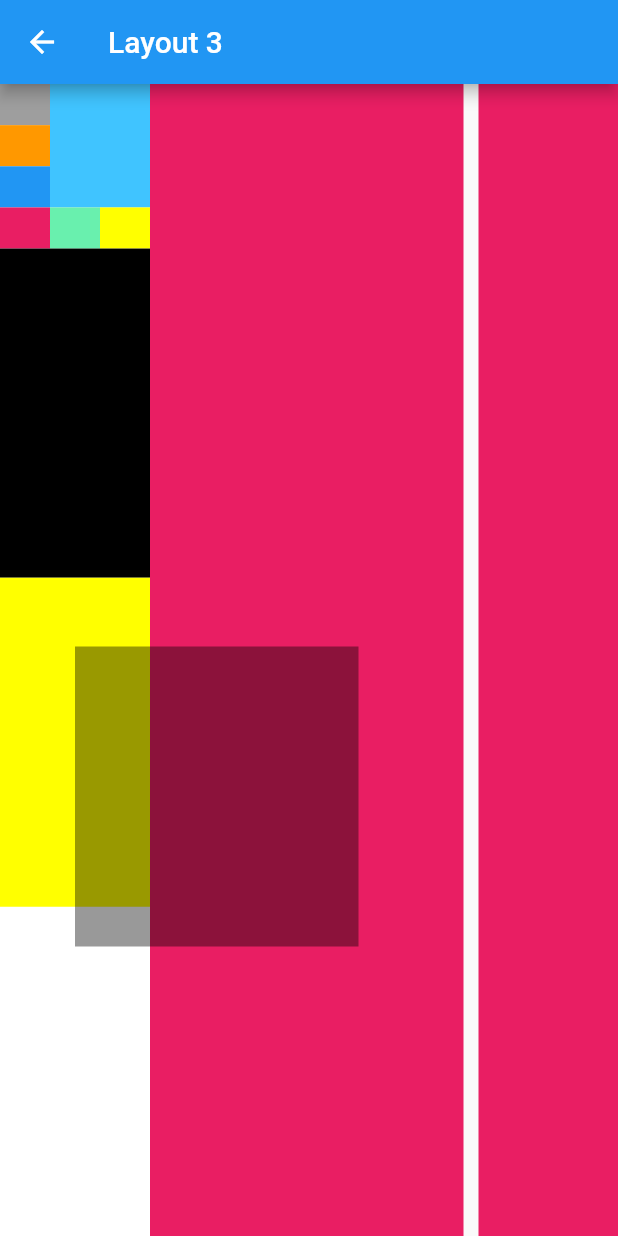
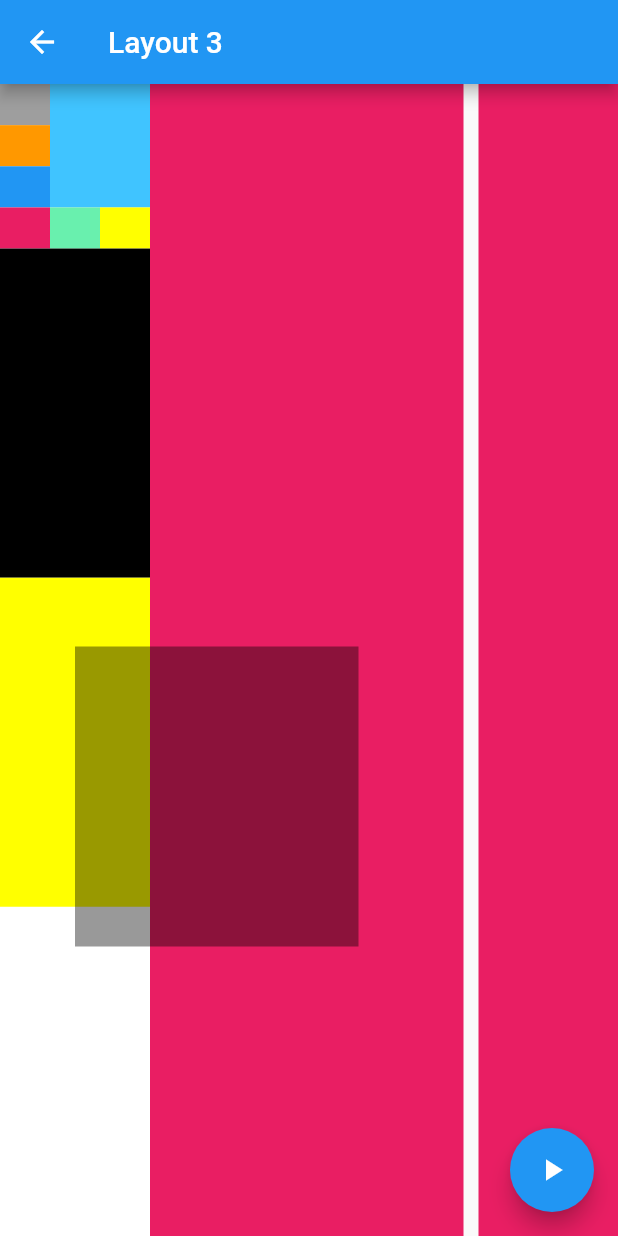
Before and after one commit to hieuphan94/200lab-flutter-day1-day2-threelayouts, a Flutter app: the Layout3 screen opened directly, on a phone screen of 412 x 824 dp. Run offline on Flutter 3.47's test engine with Material 2 defaults, Android fonts, the phone set to English and light mode, and no system bars.

Commit message:
Add Floating Button

```diff
--- a/lib/layout3.dart
+++ b/lib/layout3.dart
@@ -7,6 +7,11 @@ class Layout3 extends StatelessWidget {
     return Scaffold(
       appBar: AppBar(
         title: Text("Layout 3"),
+      ),
+      floatingActionButton: FloatingActionButton(
+        onPressed: () {},
+        child: const Icon(Icons.play_arrow),
+        backgroundColor: Colors.blue,
       ),
       body: Row(
         children: [
@@ -126,19 +131,6 @@ class Layout3 extends StatelessWidget {
               margin: EdgeInsets.only(left: 10),
             ),
           ),
-          // Stack(
-          //   children: [
-          //     Positioned(
-          //         top: 100,
-          //         left: 50,
-          //         right: 0,
-          //         child: Container(
-          //           color: Colors.black,
-          //           width: 100,
-          //           height: 100,
-          //         ))
-          //   ],
-          // )
         ],
       ),
     );
```
